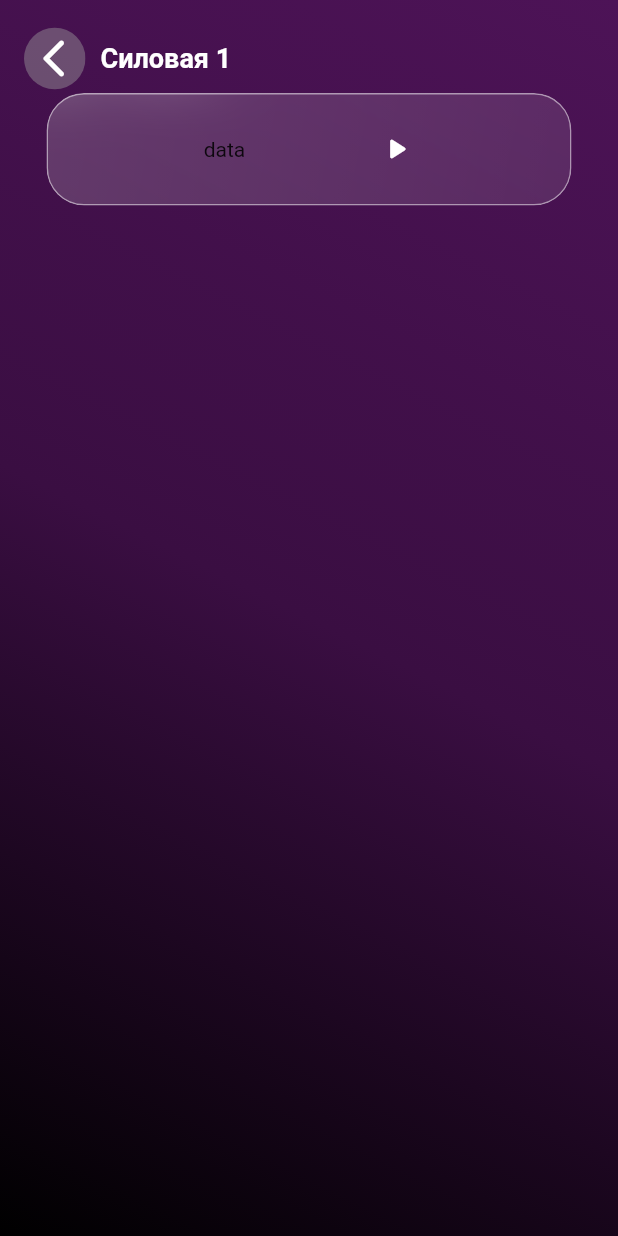
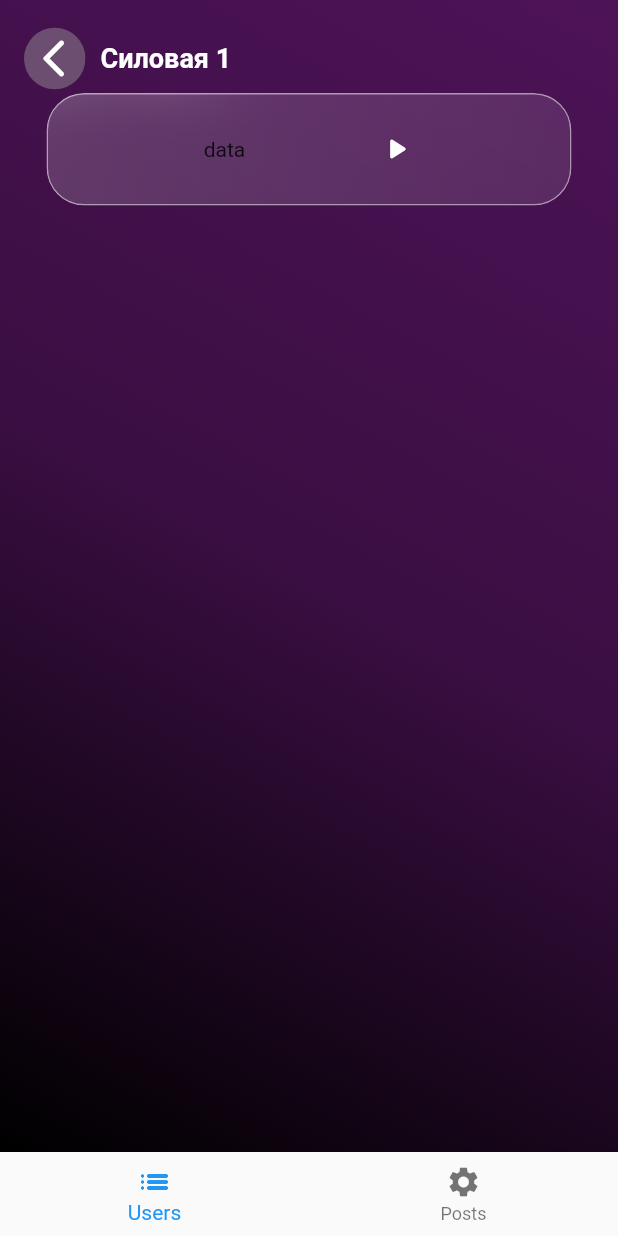
Before and after one commit to evklidus/insight, a Flutter app: the screen it shows after launch, after a tap on "Силовая 1", on a phone screen of 412 x 824 dp. Run offline on Flutter 3.47's test engine with Material 2 defaults, Android fonts, the light colour scheme and no system bars; drawn by our look-alikes of glass_kit; our stand-ins replace auto_route; generated files the repository leaves out were written again; network calls fail; project files that could hold a hidden picture were left out.

Commit message:
autoroute base

```diff
--- a/analysis_options.yaml
+++ b/analysis_options.yaml
@@ -3,7 +3,7 @@ include: package:flutter_lints/flutter.yaml
 analyzer:
   plugins:
     - dart_code_metrics
-  exclude: [lib/**.freezed.dart, lib/**.g.dart, lib/**.gen.dart]
+  exclude: [lib/**.freezed.dart, lib/**.g.dart, lib/**.gen.dart, lib/**.gr.dart]
 
 dart_code_metrics:
   anti-patterns:
--- a/lib/main.dart
+++ b/lib/main.dart
@@ -1,111 +1,22 @@
 import 'package:flutter/material.dart';
-import 'package:m_sport/trains_screen.dart';
+import 'package:m_sport/services/navigation/app_router.dart';
 
 void main() {
-  runApp(const MyApp());
+  runApp(MyApp());
 }
 
 class MyApp extends StatelessWidget {
-  const MyApp({Key? key}) : super(key: key);
+  MyApp({Key? key}) : super(key: key);
+
+  final _appRouter = AppRouter();
 
   @override
   Widget build(BuildContext context) {
-    return MaterialApp(
+    return MaterialApp.router(
       title: 'Flutter Demo',
       theme: ThemeData(),
-      home: const MyHomePage(),
+      routerDelegate: _appRouter.delegate(),
+      routeInformationParser: _appRouter.defaultRouteParser(),
     );
   }
 }
-
-class MyHomePage extends StatelessWidget {
-  const MyHomePage({Key? key}) : super(key: key);
-
-  @override
-  Widget build(BuildContext context) {
-    return Scaffold(
-      appBar: AppBar(
-        title: const Text('Minasov_Sport'),
-      ),
-      body: Padding(
-        padding: const EdgeInsets.all(16),
-        child: GridView.builder(
-          itemCount: 1,
-          gridDelegate: const SliverGridDelegateWithFixedCrossAxisCount(
-            crossAxisCount: 2,
-            mainAxisSpacing: 10,
-            crossAxisSpacing: 10,
-          ),
-          itemBuilder: (context, index) => ClipRRect(
-            borderRadius: const BorderRadius.all(Radius.circular(20)),
-            child: InkWell(
-              onTap: () {
-                Navigator.push(
-                  context,
-                  MaterialPageRoute(
-                    builder: (context) => const TrainsScreen(),
-                  ),
-                );
-              },
-              child: Container(
-                padding: const EdgeInsets.all(0),
-                decoration: const BoxDecoration(
-                  image: DecorationImage(
-                    image: NetworkImage('https://cdn.mos.cms.futurecdn.net/KLZwUWe4JwyyXY7pV7CpaU.jpg'),
-                    fit: BoxFit.cover,
-                  ),
-                ),
-                child: Stack(
-                  children: [
-                    Container(
-                      height: 40,
-                      decoration: const BoxDecoration(
-                        gradient: LinearGradient(
-                          begin: Alignment.topCenter,
-                          end: Alignment.bottomCenter,
-                          colors: [
-                            Color.fromARGB(195, 0, 0, 0),
-                            Color.fromARGB(130, 0, 0, 0),
-                            Colors.transparent,
-                          ],
-                        ),
-                      ),
-                    ),
-                    Padding(
-                      padding: const EdgeInsets.only(
-                        left: 10,
-                        top: 10,
-                      ),
-                      child: Column(
-                        crossAxisAlignment: CrossAxisAlignment.start,
-                        children: const [
-                          Hero(
-                            tag: 'Main title',
-                            child: Material(
-                              child: SizedBox(
-                                width: 140.0,
-                                child: Text(
-                                  'Силовая 1',
-                                  style: TextStyle(
-                                    color: Colors.white,
-                                    fontWeight: FontWeight.bold,
-                                    fontSize: 16,
-                                  ),
-                                ),
-                              ),
-                              color: Colors.transparent,
-                            ),
-                          ),
-                        ],
-                      ),
-                    ),
-                  ],
-                ),
-              ),
-            ),
-          ),
-        ),
-      ),
-    );
-  }
-}
--- /dev/null
+++ b/lib/screens/root_screen.dart
@@ -0,0 +1,32 @@
+import 'package:auto_route/auto_route.dart';
+import 'package:flutter/material.dart';
+import 'package:m_sport/services/navigation/app_router.dart';
+
+class RootScreen extends StatelessWidget {
+  const RootScreen({Key? key}) : super(key: key);
+
+  @override
+  Widget build(context) {
+    return AutoTabsScaffold(
+        routes: const [
+          CatalogRoute(),
+          MainSettingsRoute(),
+        ],
+        bottomNavigationBuilder: (_, tabsRouter) {
+          return BottomNavigationBar(
+            currentIndex: tabsRouter.activeIndex,
+            onTap: tabsRouter.setActiveIndex,
+            items: const [
+              BottomNavigationBarItem(
+                label: 'Users',
+                icon: Icon(Icons.list_rounded),
+              ),
+              BottomNavigationBarItem(
+                label: 'Posts',
+                icon: Icon(Icons.settings),
+              ),
+            ],
+          );
+        });
+  }
+}
--- /dev/null
+++ b/lib/screens/training_programs_list_screen.dart
@@ -0,0 +1,90 @@
+import 'package:auto_route/auto_route.dart';
+import 'package:flutter/material.dart';
+import 'package:m_sport/services/navigation/app_router.dart';
+
+class ProgramsListScreen extends StatelessWidget {
+  const ProgramsListScreen({Key? key}) : super(key: key);
+
+  @override
+  Widget build(BuildContext context) {
+    return Scaffold(
+      appBar: AppBar(
+        title: const Text('Minasov_Sport'),
+      ),
+      body: Padding(
+        padding: const EdgeInsets.all(16),
+        child: GridView.builder(
+          itemCount: 1,
+          gridDelegate: const SliverGridDelegateWithFixedCrossAxisCount(
+            crossAxisCount: 2,
+            mainAxisSpacing: 10,
+            crossAxisSpacing: 10,
+          ),
+          itemBuilder: (context, index) => ClipRRect(
+            borderRadius: const BorderRadius.all(Radius.circular(20)),
+            child: InkWell(
+              onTap: () {
+                context.pushRoute(const TrainingsListRoute());
+              },
+              child: Container(
+                padding: const EdgeInsets.all(0),
+                decoration: const BoxDecoration(
+                  image: DecorationImage(
+                    image: NetworkImage('https://cdn.mos.cms.futurecdn.net/KLZwUWe4JwyyXY7pV7CpaU.jpg'),
+                    fit: BoxFit.cover,
+                  ),
+                ),
+                child: Stack(
+                  children: [
+                    Container(
+                      height: 40,
+                      decoration: const BoxDecoration(
+                        gradient: LinearGradient(
+                          begin: Alignment.topCenter,
+                          end: Alignment.bottomCenter,
+                          colors: [
+                            Color.fromARGB(195, 0, 0, 0),
+                            Color.fromARGB(130, 0, 0, 0),
+                            Colors.transparent,
+                          ],
+                        ),
+                      ),
+                    ),
+                    Padding(
+                      padding: const EdgeInsets.only(
+                        left: 10,
+                        top: 10,
+                      ),
+                      child: Column(
+                        crossAxisAlignment: CrossAxisAlignment.start,
+                        children: const [
+                          Hero(
+                            tag: 'Main title',
+                            child: Material(
+                              child: SizedBox(
+                                width: 140.0,
+                                child: Text(
+                                  'Силовая 1',
+                                  style: TextStyle(
+                                    color: Colors.white,
+                                    fontWeight: FontWeight.bold,
+                                    fontSize: 16,
+                                  ),
+                                ),
+                              ),
+                              color: Colors.transparent,
+                            ),
+                          ),
+                        ],
+                      ),
+                    ),
+                  ],
+                ),
+              ),
+            ),
+          ),
+        ),
+      ),
+    );
+  }
+}
--- a/lib/trains_screen.dart
+++ b/lib/screens/trainings_list_screen.dart
@@ -1,9 +1,10 @@
+import 'package:auto_route/auto_route.dart';
 import 'package:flutter/material.dart';
 import 'package:flutter/services.dart';
 import 'package:glass_kit/glass_kit.dart';
 
-class TrainsScreen extends StatelessWidget {
-  const TrainsScreen({Key? key}) : super(key: key);
+class TrainingsListScreen extends StatelessWidget {
+  const TrainingsListScreen({Key? key}) : super(key: key);
 
   @override
   Widget build(BuildContext context) {
@@ -29,7 +30,7 @@ class TrainsScreen extends StatelessWidget {
                 Row(
                   children: [
                     InkWell(
-                      onTap: () => Navigator.of(context).pop(),
+                      onTap: () => context.popRoute(),
                       child: ClipRRect(
                         borderRadius: BorderRadius.circular(20),
                         child: Container(
--- a/pubspec.yaml
+++ b/pubspec.yaml
@@ -9,6 +9,7 @@ environment:
   sdk: ">=2.16.2 <3.0.0"
 
 dependencies:
+  auto_route: ^4.0.1
   cupertino_icons: ^1.0.2
   flutter:
     sdk: flutter
@@ -16,6 +17,7 @@ dependencies:
   styled_widget: ^0.4.0+3
 
 dev_dependencies:
+  auto_route_generator: ^4.0.0
   build_runner: ^2.1.10
   dart_code_metrics: ^4.15.0
   flutter_gen_runner: ^4.1.6
```
Also changed, not shown: lib/screens/settings_screen.dart (added, +12 -0 lines), lib/services/navigation/app_router.dart (added, +41 -0 lines), pubspec.lock, 1 other file.
